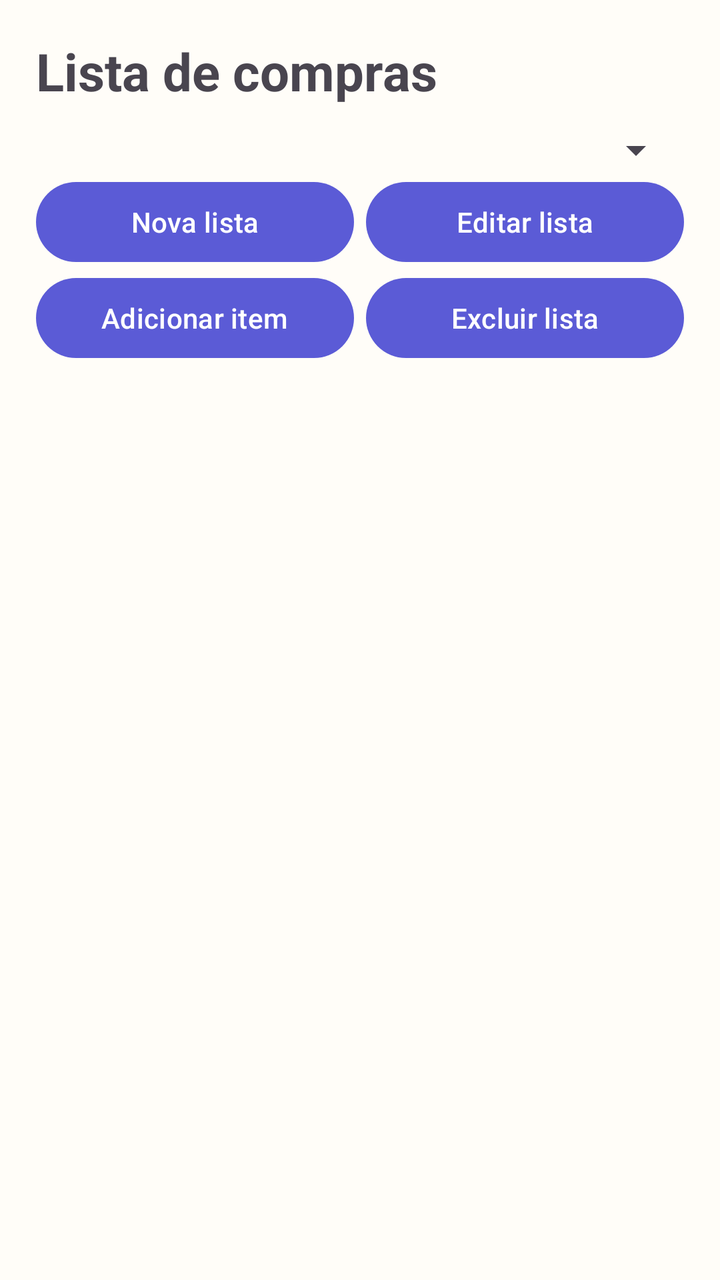
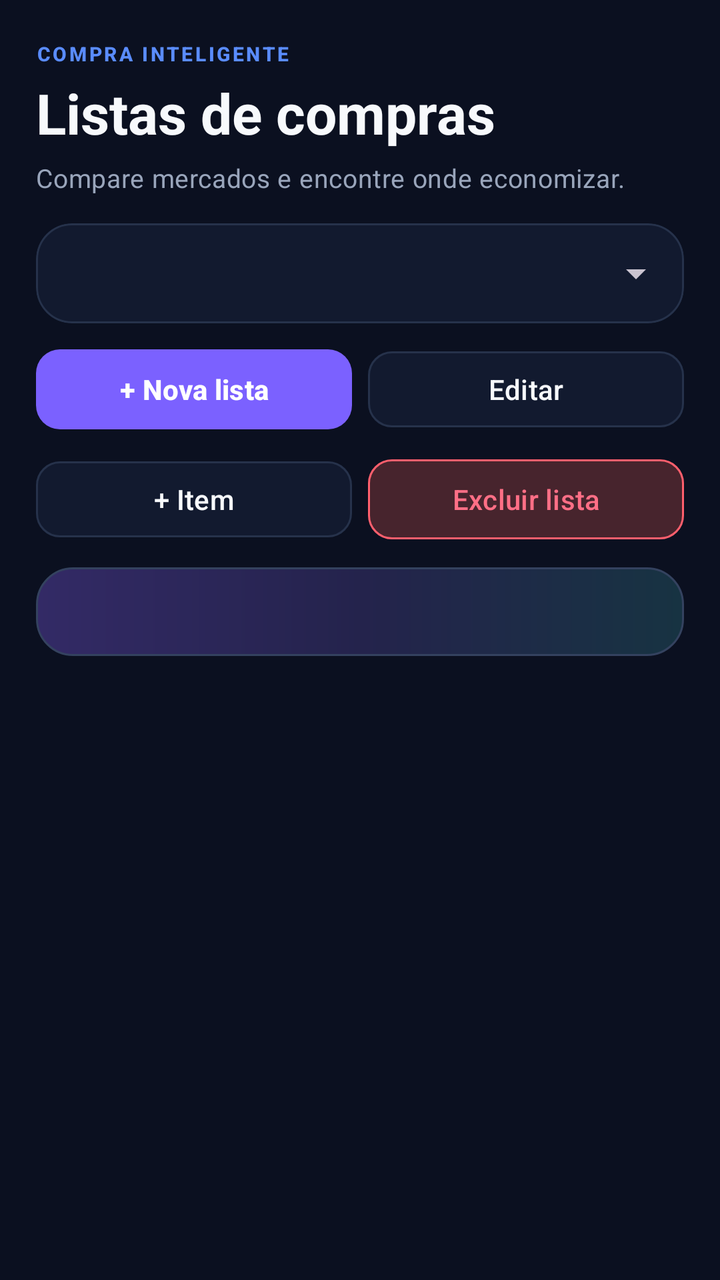

Two renders of the same Android screen: before a commit and after it. Below are the layout's source before the change and the commit's diff.
<!-- AndroidManifest.xml: application theme Theme.StopGastos -->
<!-- res/layout/fragment_shopping.xml -->
<?xml version="1.0" encoding="utf-8"?>
<LinearLayout xmlns:android="http://schemas.android.com/apk/res/android"
    android:layout_width="match_parent"
    android:layout_height="match_parent"
    android:orientation="vertical"
    android:padding="18dp">

    <TextView
        android:layout_width="match_parent"
        android:layout_height="wrap_content"
        android:text="Lista de compras"
        android:textSize="26sp"
        android:textStyle="bold" />

    <Spinner
        android:id="@+id/shopping_list_spinner"
        android:layout_width="match_parent"
        android:layout_height="wrap_content"
        android:layout_marginTop="10dp" />

    <LinearLayout
        android:layout_width="match_parent"
        android:layout_height="wrap_content"
        android:orientation="horizontal">
        <com.google.android.material.button.MaterialButton
            android:id="@+id/shopping_add_list"
            android:layout_width="0dp"
            android:layout_height="wrap_content"
            android:layout_weight="1"
            android:text="Nova lista" />
        <com.google.android.material.button.MaterialButton
            android:id="@+id/shopping_edit_list"
            android:layout_width="0dp"
            android:layout_height="wrap_content"
            android:layout_weight="1"
            android:layout_marginStart="6dp"
            android:text="Editar lista" />
    </LinearLayout>

    <LinearLayout
        android:layout_width="match_parent"
        android:layout_height="wrap_content"
        android:orientation="horizontal">
        <com.google.android.material.button.MaterialButton
            android:id="@+id/shopping_add_item"
            android:layout_width="0dp"
            android:layout_height="wrap_content"
            android:layout_weight="1"
            android:text="Adicionar item" />
        <com.google.android.material.button.MaterialButton
            android:id="@+id/shopping_delete_list"
            android:layout_width="0dp"
            android:layout_height="wrap_content"
            android:layout_weight="1"
            android:layout_marginStart="6dp"
            android:text="Excluir lista" />
    </LinearLayout>

    <androidx.recyclerview.widget.RecyclerView
        android:id="@+id/shopping_recycler"
        android:layout_width="match_parent"
        android:layout_height="0dp"
        android:layout_weight="1"
        android:layout_marginTop="8dp" />

    <TextView
        android:id="@+id/shopping_comparison"
        android:layout_width="match_parent"
        android:layout_height="wrap_content"
        android:padding="12dp" />
</LinearLayout>
<!-- resources referenced by this layout -->
<resources>
  <style name="Theme.StopGastos" parent="Theme.Material3.DayNight.NoActionBar">
          <item name="colorPrimary">@color/primary</item>
          <item name="colorOnPrimary">@color/on_primary</item>
          <item name="colorSecondary">@color/secondary</item>
          <item name="android:colorBackground">@color/surface</item>
          <item name="colorSurface">@color/surface</item>
          <item name="colorError">@color/error</item>
          <item name="android:windowLightStatusBar">true</item>
      </style>
  <color name="primary">#5B5BD6</color>
  <color name="secondary">#008C7A</color>
  <color name="surface">#FFFDF8</color>
  <color name="error">#BA1A1A</color>
  <!-- unchanged entries left out for length: 1 -->
</resources>

<!-- the commit's change to res/layout/fragment_shopping.xml (unified diff, before → after) -->
@@ -1,71 +1,23 @@
 <?xml version="1.0" encoding="utf-8"?>
-<LinearLayout xmlns:android="http://schemas.android.com/apk/res/android"
-    android:layout_width="match_parent"
-    android:layout_height="match_parent"
-    android:orientation="vertical"
-    android:padding="18dp">
-
-    <TextView
-        android:layout_width="match_parent"
-        android:layout_height="wrap_content"
-        android:text="Lista de compras"
-        android:textSize="26sp"
-        android:textStyle="bold" />
-
-    <Spinner
-        android:id="@+id/shopping_list_spinner"
-        android:layout_width="match_parent"
-        android:layout_height="wrap_content"
-        android:layout_marginTop="10dp" />
-
-    <LinearLayout
-        android:layout_width="match_parent"
-        android:layout_height="wrap_content"
-        android:orientation="horizontal">
-        <com.google.android.material.button.MaterialButton
-            android:id="@+id/shopping_add_list"
-            android:layout_width="0dp"
-            android:layout_height="wrap_content"
-            android:layout_weight="1"
-            android:text="Nova lista" />
-        <com.google.android.material.button.MaterialButton
-            android:id="@+id/shopping_edit_list"
-            android:layout_width="0dp"
-            android:layout_height="wrap_content"
-            android:layout_weight="1"
-            android:layout_marginStart="6dp"
-            android:text="Editar lista" />
+<LinearLayout xmlns:android="http://schemas.android.com/apk/res/android" xmlns:app="http://schemas.android.com/apk/res-auto"
+    android:layout_width="match_parent" android:layout_height="match_parent" android:background="@color/background" android:orientation="vertical"
+    android:paddingStart="@dimen/screen_padding" android:paddingEnd="@dimen/screen_padding" android:paddingTop="20dp">
+    <TextView android:layout_width="wrap_content" android:layout_height="wrap_content" android:text="COMPRA INTELIGENTE" android:textAppearance="@style/TextAppearance.StopGastos.Eyebrow" />
+    <TextView android:layout_width="match_parent" android:layout_height="wrap_content" android:layout_marginTop="4dp" android:text="Listas de compras" android:textAppearance="@style/TextAppearance.StopGastos.Title" />
+    <TextView android:layout_width="match_parent" android:layout_height="wrap_content" android:layout_marginTop="5dp" android:text="Compare mercados e encontre onde economizar." android:textAppearance="@style/TextAppearance.StopGastos.BodyMuted" />
+    <com.google.android.material.card.MaterialCardView style="@style/Widget.StopGastos.Card" android:layout_width="match_parent" android:layout_height="wrap_content" android:layout_marginTop="14dp">
+        <Spinner android:id="@+id/shopping_list_spinner" android:layout_width="match_parent" android:layout_height="50dp" android:paddingHorizontal="14dp" android:popupBackground="@color/surface_2" />
+    </com.google.android.material.card.MaterialCardView>
+    <LinearLayout android:layout_width="match_parent" android:layout_height="wrap_content" android:layout_marginTop="9dp" android:orientation="horizontal">
+        <com.google.android.material.button.MaterialButton android:id="@+id/shopping_add_list" style="@style/Widget.StopGastos.Button.Primary" android:layout_width="0dp" android:layout_height="wrap_content" android:layout_weight="1" android:text="+ Nova lista" />
+        <Space android:layout_width="8dp" android:layout_height="1dp" />
+        <com.google.android.material.button.MaterialButton android:id="@+id/shopping_edit_list" style="@style/Widget.StopGastos.Button.Secondary" android:layout_width="0dp" android:layout_height="wrap_content" android:layout_weight="1" android:text="Editar" />
     </LinearLayout>
-
-    <LinearLayout
-        android:layout_width="match_parent"
-        android:layout_height="wrap_content"
-        android:orientation="horizontal">
-        <com.google.android.material.button.MaterialButton
-            android:id="@+id/shopping_add_item"
-            android:layout_width="0dp"
-            android:layout_height="wrap_content"
-            android:layout_weight="1"
-            android:text="Adicionar item" />
-        <com.google.android.material.button.MaterialButton
-            android:id="@+id/shopping_delete_list"
-            android:layout_width="0dp"
-            android:layout_height="wrap_content"
-            android:layout_weight="1"
-            android:layout_marginStart="6dp"
-            android:text="Excluir lista" />
+    <LinearLayout android:layout_width="match_parent" android:layout_height="wrap_content" android:layout_marginTop="7dp" android:orientation="horizontal">
+        <com.google.android.material.button.MaterialButton android:id="@+id/shopping_add_item" style="@style/Widget.StopGastos.Button.Secondary" android:layout_width="0dp" android:layout_height="wrap_content" android:layout_weight="1" android:text="+ Item" />
+        <Space android:layout_width="8dp" android:layout_height="1dp" />
+        <com.google.android.material.button.MaterialButton android:id="@+id/shopping_delete_list" style="@style/Widget.StopGastos.Button.Danger" android:layout_width="0dp" android:layout_height="wrap_content" android:layout_weight="1" android:text="Excluir lista" />
     </LinearLayout>
-
-    <androidx.recyclerview.widget.RecyclerView
-        android:id="@+id/shopping_recycler"
-        android:layout_width="match_parent"
-        android:layout_height="0dp"
-        android:layout_weight="1"
-        android:layout_marginTop="8dp" />
-
-    <TextView
-        android:id="@+id/shopping_comparison"
-        android:layout_width="match_parent"
-        android:layout_height="wrap_content"
-        android:padding="12dp" />
+    <TextView android:id="@+id/shopping_comparison" android:layout_width="match_parent" android:layout_height="wrap_content" android:layout_marginTop="10dp" android:background="@drawable/bg_hero_gradient" android:padding="14dp" android:textColor="@color/text_primary" android:textSize="12sp" />
+    <androidx.recyclerview.widget.RecyclerView android:id="@+id/shopping_recycler" android:layout_width="match_parent" android:layout_height="0dp" android:layout_weight="1" android:layout_marginTop="10dp" android:clipToPadding="false" android:paddingBottom="14dp" />
 </LinearLayout>
<!-- resource entries referenced after the edit -->
@@ -1,18 +1,93 @@
 <!-- resources referenced by this layout -->
 <resources>
-  <style name="Theme.StopGastos" parent="Theme.Material3.DayNight.NoActionBar">
+  <color name="background">#0B1020</color>
+  <color name="surface_2">#17223B</color>
+  <color name="text_primary">#F7F9FC</color>
+  <dimen name="screen_padding">18dp</dimen>
+  <!-- drawable bg_hero_gradient (drawable) -->
+  <shape xmlns:android="http://schemas.android.com/apk/res/android" android:shape="rectangle">
+      <corners android:radius="18dp" />
+      <gradient android:angle="0" android:startColor="#332A66" android:centerColor="#24234C" android:endColor="#173342" />
+      <stroke android:width="1dp" android:color="@color/line_strong" />
+  </shape>
+  <style name="TextAppearance.StopGastos.BodyMuted" parent="TextAppearance.Material3.BodyMedium">
+          <item name="android:textColor">@color/text_muted</item>
+          <item name="android:textSize">13sp</item>
+      </style>
+  <style name="TextAppearance.StopGastos.Eyebrow" parent="TextAppearance.Material3.LabelSmall">
+          <item name="android:textColor">@color/primary_2</item>
+          <item name="android:textStyle">bold</item>
+          <item name="android:letterSpacing">0.12</item>
+          <item name="android:textAllCaps">true</item>
+          <item name="android:textSize">10sp</item>
+      </style>
+  <style name="TextAppearance.StopGastos.Title" parent="TextAppearance.Material3.HeadlineMedium">
+          <item name="android:textColor">@color/text_primary</item>
+          <item name="android:textStyle">bold</item>
+          <item name="android:textSize">28sp</item>
+      </style>
+  <style name="Widget.StopGastos.Button.Danger" parent="Widget.Material3.Button.OutlinedButton">
+          <item name="backgroundTint">@color/danger_soft</item>
+          <item name="strokeColor">@color/danger</item>
+          <item name="android:textColor">@color/expense</item>
+          <item name="cornerRadius">12dp</item>
+          <item name="android:textAllCaps">false</item>
+      </style>
+  <style name="Widget.StopGastos.Button.Primary" parent="Widget.Material3.Button">
+          <item name="backgroundTint">@color/primary</item>
+          <item name="android:textColor">@color/white</item>
+          <item name="cornerRadius">12dp</item>
+          <item name="android:minHeight">48dp</item>
+          <item name="android:textAllCaps">false</item>
+          <item name="android:textStyle">bold</item>
+      </style>
+  <style name="Widget.StopGastos.Button.Secondary" parent="Widget.Material3.Button.OutlinedButton">
+          <item name="backgroundTint">@color/surface</item>
+          <item name="strokeColor">@color/line</item>
+          <item name="android:textColor">@color/text_primary</item>
+          <item name="cornerRadius">12dp</item>
+          <item name="android:minHeight">46dp</item>
+          <item name="android:textAllCaps">false</item>
+      </style>
+  <style name="Widget.StopGastos.Card" parent="Widget.Material3.CardView.Elevated">
+          <item name="cardBackgroundColor">@color/surface</item>
+          <item name="cardCornerRadius">18dp</item>
+          <item name="cardElevation">0dp</item>
+          <item name="strokeColor">@color/line</item>
+          <item name="strokeWidth">1dp</item>
+      </style>
+  <style name="Theme.StopGastos" parent="Theme.Material3.Dark.NoActionBar">
           <item name="colorPrimary">@color/primary</item>
           <item name="colorOnPrimary">@color/on_primary</item>
+          <item name="colorPrimaryContainer">@color/primary_soft</item>
+          <item name="colorOnPrimaryContainer">@color/text_primary</item>
           <item name="colorSecondary">@color/secondary</item>
-          <item name="android:colorBackground">@color/surface</item>
           <item name="colorSurface">@color/surface</item>
-          <item name="colorError">@color/error</item>
-          <item name="android:windowLightStatusBar">true</item>
+          <item name="colorSurfaceVariant">@color/surface_2</item>
+          <item name="colorOnSurface">@color/text_primary</item>
+          <item name="colorOnSurfaceVariant">@color/text_muted</item>
+          <item name="colorOutline">@color/line</item>
+          <item name="colorError">@color/danger</item>
+          <item name="android:colorBackground">@color/background</item>
+          <item name="android:windowBackground">@color/background</item>
+          <item name="android:statusBarColor">@color/background</item>
+          <item name="android:navigationBarColor">@color/background</item>
+          <item name="android:windowLightStatusBar">false</item>
+          <item name="android:windowLightNavigationBar">false</item>
+          <item name="android:windowNoTitle">true</item>
       </style>
-  <color name="primary">#5B5BD6</color>
-  <color name="secondary">#008C7A</color>
-  <color name="surface">#FFFDF8</color>
-  <color name="error">#BA1A1A</color>
+  <color name="line_strong">#34425F</color>
+  <color name="text_muted">#99A5BB</color>
+  <color name="primary_2">#5A8CFF</color>
+  <color name="danger_soft">#47242D</color>
+  <color name="danger">#FF5F6D</color>
+  <color name="expense">#FF6F86</color>
+  <color name="primary">#7B61FF</color>
+  <color name="white">#FFFFFF</color>
+  <color name="secondary">#16C7B7</color>
+  <color name="surface">#121A2F</color>
+  <color name="line">#26324B</color>
+  <color name="primary_soft">#2A2457</color>
   <!-- unchanged entries left out for length: 1 -->
 </resources>
 
